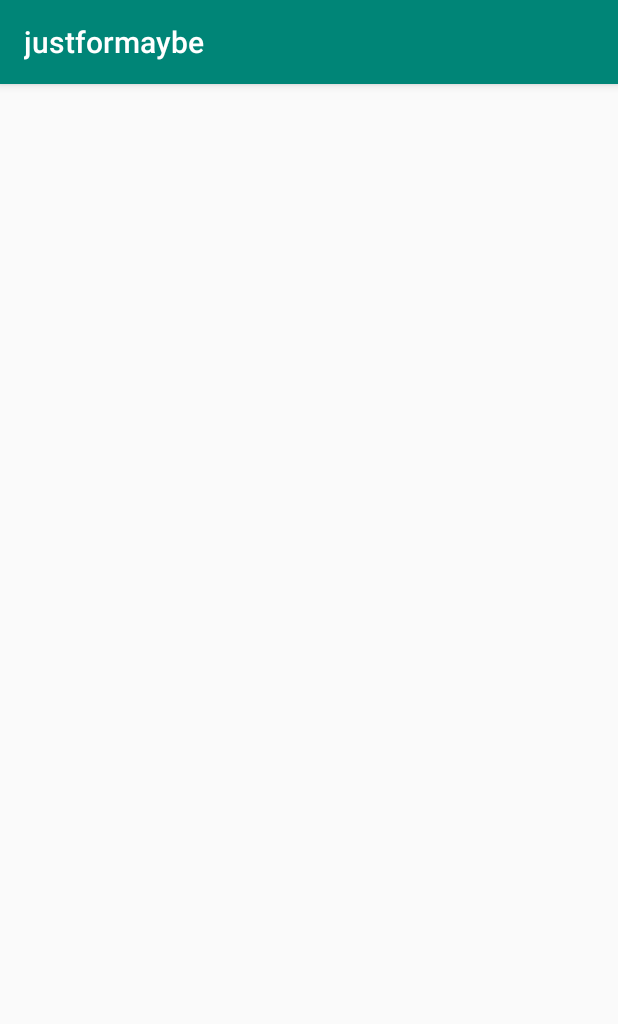
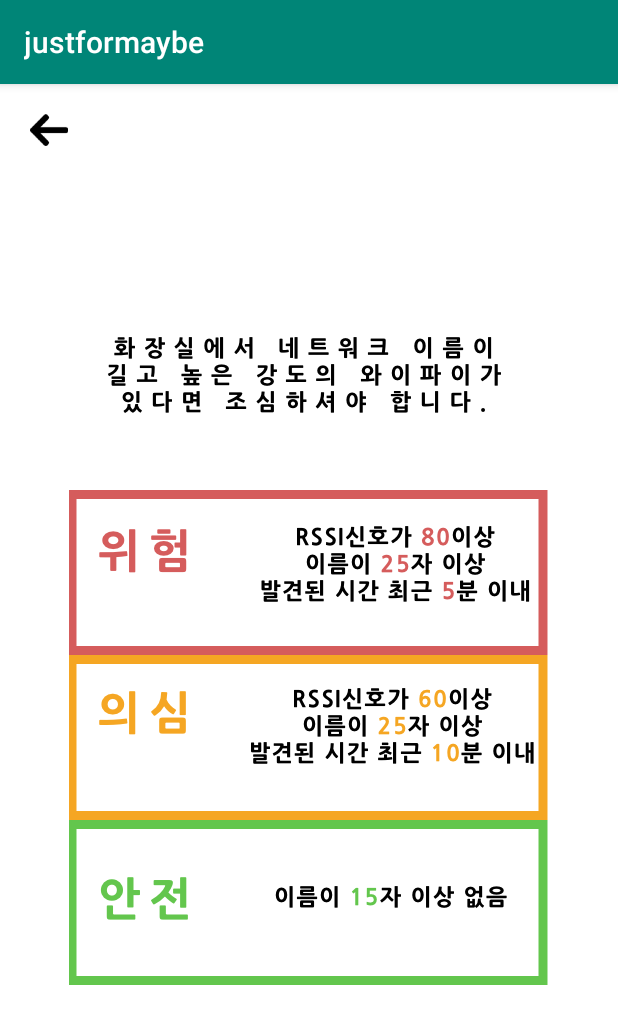
Before and after one commit to yuyu413/MobileProgramming, an Android app: the InfoActivity screen opened directly, with no data from a screen before it, on a phone screen of 412 x 824 dp. Shown: the top 1024 px of the screen. Run offline under Robolectric (Android 15) with nearby library versions, the phone set to English and light mode, and no system bars.

Commit message:
상세 설명 Activity 구현

```diff
--- a/app/src/main/java/yujeong/com/justformaybe/DetectActivity.java
+++ b/app/src/main/java/yujeong/com/justformaybe/DetectActivity.java
@@ -91,6 +91,7 @@ public class DetectActivity extends Activity {
     }
 
     public void showInfo(View view) {
-
+        Intent intent = new Intent(this, InfoActivity.class);
+        startActivity(intent);
     }
 }
--- a/app/src/main/java/yujeong/com/justformaybe/InfoActivity.java
+++ b/app/src/main/java/yujeong/com/justformaybe/InfoActivity.java
@@ -2,6 +2,7 @@ package yujeong.com.justformaybe;
 
 import android.os.Bundle;
 import android.support.v7.app.AppCompatActivity;
+import android.view.View;
 
 public class InfoActivity extends AppCompatActivity {
     @Override
@@ -9,4 +10,8 @@ public class InfoActivity extends AppCompatActivity {
         super.onCreate(savedInstanceState);
         setContentView(R.layout.activity_info);
     }
+
+    public void close(View view){
+        this.finish();
+    }
 }
--- a/app/src/main/res/layout/activity_info.xml
+++ b/app/src/main/res/layout/activity_info.xml
@@ -2,6 +2,21 @@
 <RelativeLayout
     xmlns:android="http://schemas.android.com/apk/res/android"
     android:layout_width="match_parent"
-    android:layout_height="match_parent">
-
+    android:layout_height="match_parent"
+    android:background="@android:color/white">
+    <ImageButton
+        android:layout_width="wrap_content"
+        android:layout_height="wrap_content"
+        android:layout_alignParentTop="true"
+        android:layout_marginTop="20dp"
+        android:layout_marginStart="20dp"
+        android:src="@drawable/left_arrow"
+        android:background="@android:color/transparent"
+        android:onClick="close"/>
+    <ImageView
+        android:layout_width="match_parent"
+        android:layout_height="wrap_content"
+        android:layout_centerHorizontal="true"
+        android:layout_centerVertical="true"
+        android:src="@drawable/info"/>
 </RelativeLayout>
```
Also changed, not shown: app/src/main/res/drawable-hdpi/info.png (added), app/src/main/res/drawable-mdpi/info.png (added), app/src/main/res/drawable-xhdpi/info.png (added), app/src/main/res/drawable-xxhdpi/info.png (added), app/src/main/res/drawable-xxxhdpi/info.png (added).
